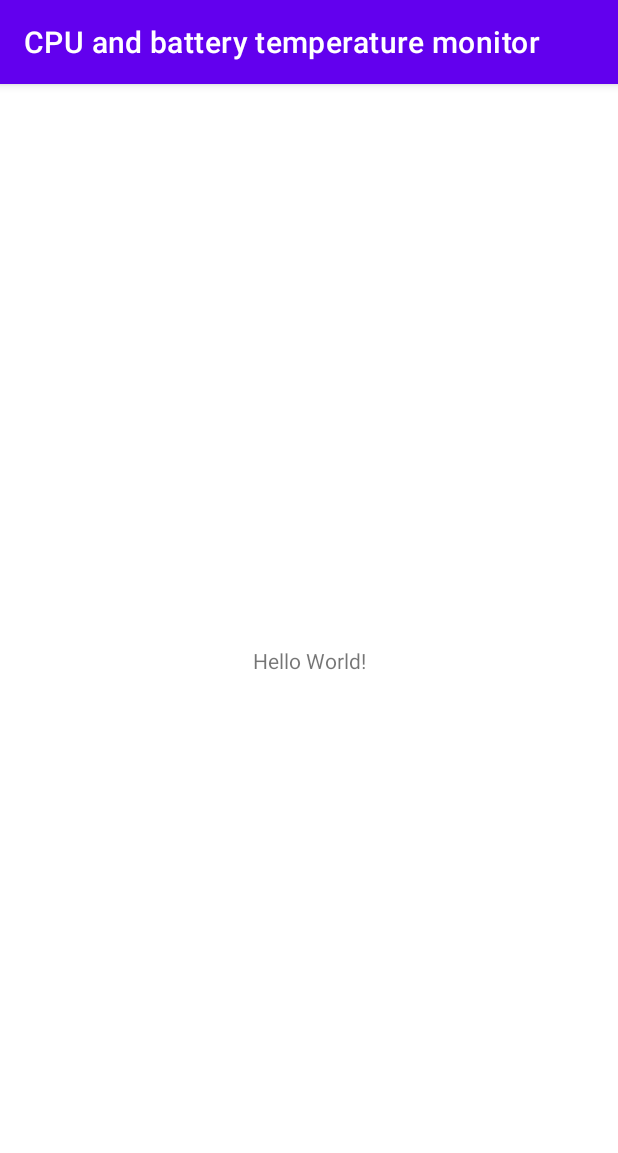
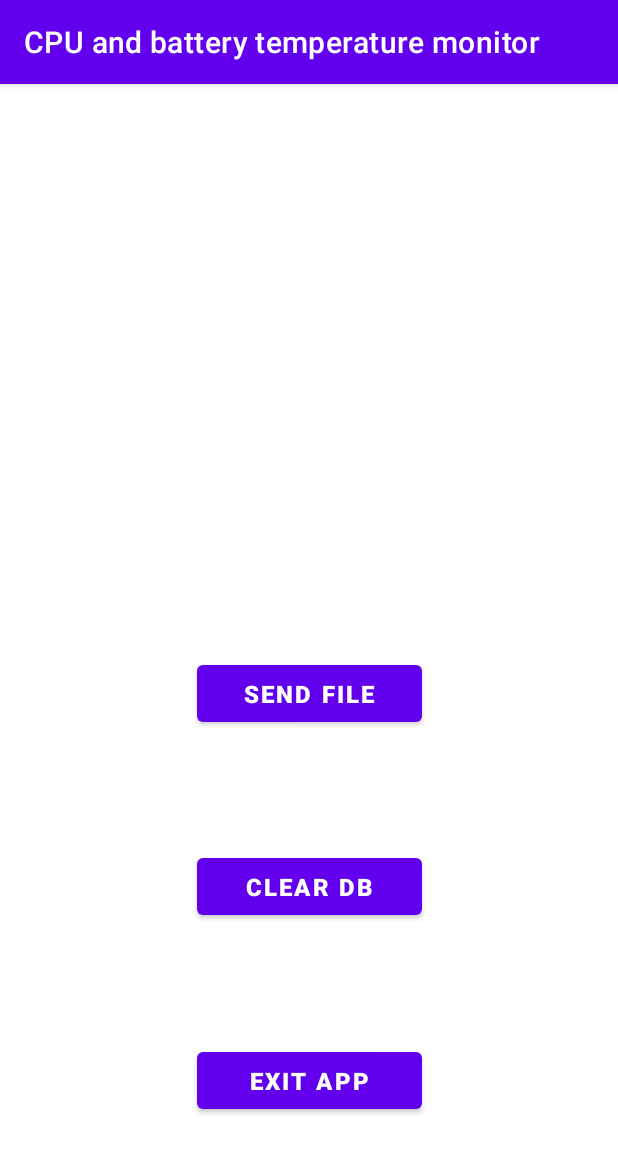
Before and after one commit to SergeiKolinichenko/CpuAndBatteryTemperatureMonitor, an Android app: the screen it shows after launch (MainActivity), on a phone screen of 412 x 824 dp. Shown: the top 1153 px of the screen. Run offline under Robolectric (Android 15) with nearby library versions, the light colour scheme and no system bars.

Commit message:
Create layout

```diff
--- a/app/build.gradle
+++ b/app/build.gradle
@@ -30,6 +30,9 @@ android {
     kotlinOptions {
         jvmTarget = '11'
     }
+    buildFeatures {
+        viewBinding true
+    }
 }
 
 dependencies {
--- a/app/src/main/AndroidManifest.xml
+++ b/app/src/main/AndroidManifest.xml
@@ -14,7 +14,7 @@
         android:theme="@style/Theme.CPUAndBatteryTemperatureMonitor"
         tools:targetApi="31">
         <activity
-            android:name=".MainActivity"
+            android:name=".app.MainActivity"
             android:exported="true">
             <intent-filter>
                 <action android:name="android.intent.action.MAIN" />
--- a/app/src/main/java/info/sergeikolinichenko/cpuandbatterytemperaturemonitor/MainActivity.kt
+++ b/app/src/main/java/info/sergeikolinichenko/cpuandbatterytemperaturemonitor/app/MainActivity.kt
@@ -1,7 +1,8 @@
-package info.sergeikolinichenko.cpuandbatterytemperaturemonitor
+package info.sergeikolinichenko.cpuandbatterytemperaturemonitor.app
 
 import androidx.appcompat.app.AppCompatActivity
 import android.os.Bundle
+import info.sergeikolinichenko.cpuandbatterytemperaturemonitor.R
 
 class MainActivity : AppCompatActivity() {
     override fun onCreate(savedInstanceState: Bundle?) {
--- a/app/src/main/res/layout/activity_main.xml
+++ b/app/src/main/res/layout/activity_main.xml
@@ -4,15 +4,85 @@
     xmlns:tools="http://schemas.android.com/tools"
     android:layout_width="match_parent"
     android:layout_height="match_parent"
-    tools:context=".MainActivity">
+    tools:context=".app.MainActivity">
 
     <TextView
+        android:id="@+id/tv_time"
         android:layout_width="wrap_content"
         android:layout_height="wrap_content"
-        android:text="Hello World!"
+        android:textColor="@color/black"
+        android:textSize="16sp"
+        android:textStyle="bold"
+        app:layout_constraintBottom_toTopOf="@id/tv_temp_cpu"
+        app:layout_constraintEnd_toEndOf="parent"
+        app:layout_constraintStart_toStartOf="parent"
+        app:layout_constraintTop_toTopOf="parent"
+        app:layout_constraintVertical_chainStyle="spread"
+        tools:text="18:22:30" />
+
+    <TextView
+        android:id="@+id/tv_temp_cpu"
+        android:layout_width="wrap_content"
+        android:layout_height="wrap_content"
+        android:textColor="@color/black"
+        android:textSize="16sp"
+        android:textStyle="bold"
+        app:layout_constraintBottom_toTopOf="@id/tv_temp_battery"
+        app:layout_constraintEnd_toEndOf="parent"
+        app:layout_constraintStart_toStartOf="parent"
+        app:layout_constraintTop_toBottomOf="@id/tv_time"
+        tools:text="CPU: 37" />
+
+    <TextView
+        android:id="@+id/tv_temp_battery"
+        android:layout_width="wrap_content"
+        android:layout_height="wrap_content"
+        android:textColor="@color/black"
+        android:textSize="16sp"
+        android:textStyle="bold"
+        app:layout_constraintBottom_toBottomOf="@id/but_send_file"
+        app:layout_constraintEnd_toEndOf="parent"
+        app:layout_constraintStart_toStartOf="parent"
+        app:layout_constraintTop_toBottomOf="@id/tv_temp_cpu"
+        tools:text="BAT: 25" />
+
+    <Button
+        android:id="@+id/but_send_file"
+        android:layout_width="150dp"
+        android:layout_height="50dp"
+        android:text="@string/send_file"
+        android:textColor="@color/white"
+        android:textSize="16sp"
+        android:textStyle="bold"
+        app:layout_constraintBottom_toTopOf="@id/but_clear_db"
+        app:layout_constraintEnd_toEndOf="parent"
+        app:layout_constraintStart_toStartOf="parent"
+        app:layout_constraintTop_toBottomOf="@id/tv_temp_battery" />
+
+    <Button
+        android:id="@+id/but_clear_db"
+        android:layout_width="150dp"
+        android:layout_height="50dp"
+        android:text="@string/clear_db"
+        android:textColor="@color/white"
+        android:textSize="16sp"
+        android:textStyle="bold"
+        app:layout_constraintBottom_toTopOf="@id/but_exit_app"
+        app:layout_constraintEnd_toEndOf="parent"
+        app:layout_constraintStart_toStartOf="parent"
+        app:layout_constraintTop_toBottomOf="@id/but_send_file" />
+
+    <Button
+        android:id="@+id/but_exit_app"
+        android:layout_width="150dp"
+        android:layout_height="50dp"
+        android:text="@string/exit_app"
+        android:textColor="@color/white"
+        android:textSize="16sp"
+        android:textStyle="bold"
         app:layout_constraintBottom_toBottomOf="parent"
         app:layout_constraintEnd_toEndOf="parent"
         app:layout_constraintStart_toStartOf="parent"
-        app:layout_constraintTop_toTopOf="parent" />
+        app:layout_constraintTop_toBottomOf="@id/but_clear_db" />
 
 </androidx.constraintlayout.widget.ConstraintLayout>
--- a/app/src/main/res/values/strings.xml
+++ b/app/src/main/res/values/strings.xml
@@ -1,3 +1,6 @@
 <resources>
     <string name="app_name">CPU and battery temperature monitor</string>
+    <string name="send_file">SEND FILE</string>
+    <string name="clear_db">CLEAR DB</string>
+    <string name="exit_app">EXIT APP</string>
 </resources>
```
